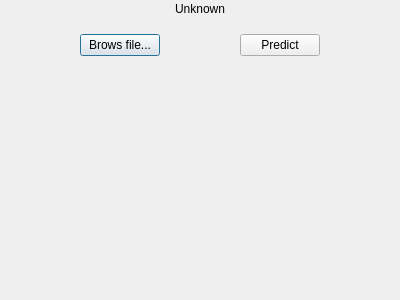
Before: the Qt Designer form src/ui/main.ui in OleksanderShevchenko/ShipVision, drawn with Qt 5.
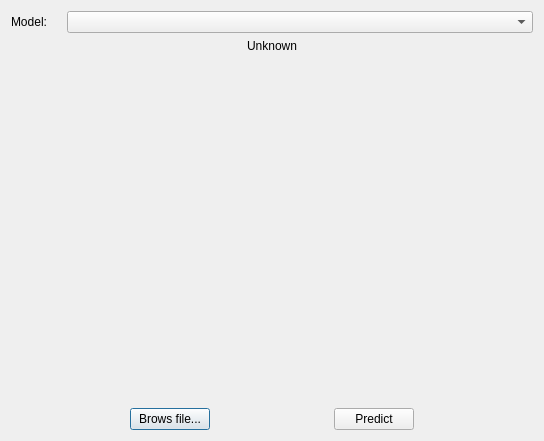
After: the same form once the commit is applied.

Commit message: Add combobox to populate existing models

```diff
--- a/src/ui/main.ui
+++ b/src/ui/main.ui
@@ -6,31 +6,43 @@
    <rect>
     <x>0</x>
     <y>0</y>
-    <width>400</width>
-    <height>300</height>
+    <width>544</width>
+    <height>441</height>
    </rect>
   </property>
   <property name="windowTitle">
    <string>Dialog</string>
   </property>
-  <layout class="QVBoxLayout" name="verticalLayout_2">
-   <property name="spacing">
-    <number>2</number>
-   </property>
-   <property name="leftMargin">
-    <number>2</number>
-   </property>
-   <property name="topMargin">
-    <number>2</number>
-   </property>
-   <property name="rightMargin">
-    <number>2</number>
-   </property>
-   <property name="bottomMargin">
-    <number>2</number>
-   </property>
+  <layout class="QHBoxLayout" name="horizontalLayout_3">
    <item>
     <layout class="QVBoxLayout" name="verticalLayout">
+     <item>
+      <layout class="QHBoxLayout" name="horizontalLayout_2">
+       <item>
+        <widget class="QLabel" name="label">
+         <property name="maximumSize">
+          <size>
+           <width>50</width>
+           <height>30</height>
+          </size>
+         </property>
+         <property name="text">
+          <string>Model:</string>
+         </property>
+        </widget>
+       </item>
+       <item>
+        <widget class="QComboBox" name="cbModel">
+         <property name="maximumSize">
+          <size>
+           <width>16777215</width>
+           <height>30</height>
+          </size>
+         </property>
+        </widget>
+       </item>
+      </layout>
+     </item>
      <item>
       <widget class="QLabel" name="lblClass">
        <property name="maximumSize">
@@ -57,6 +69,19 @@
        </property>
       </widget>
      </item>
+     <item>
+      <spacer name="verticalSpacer">
+       <property name="orientation">
+        <enum>Qt::Vertical</enum>
+       </property>
+       <property name="sizeHint" stdset="0">
+        <size>
+         <width>20</width>
+         <height>13</height>
+        </size>
+       </property>
+      </spacer>
+     </item>
      <item>
       <layout class="QHBoxLayout" name="horizontalLayout">
        <item>
@@ -126,19 +151,6 @@
        </item>
       </layout>
      </item>
-     <item>
-      <spacer name="verticalSpacer">
-       <property name="orientation">
-        <enum>Qt::Vertical</enum>
-       </property>
-       <property name="sizeHint" stdset="0">
-        <size>
-         <width>20</width>
-         <height>5</height>
-        </size>
-       </property>
-      </spacer>
-     </item>
     </layout>
    </item>
   </layout>
```
